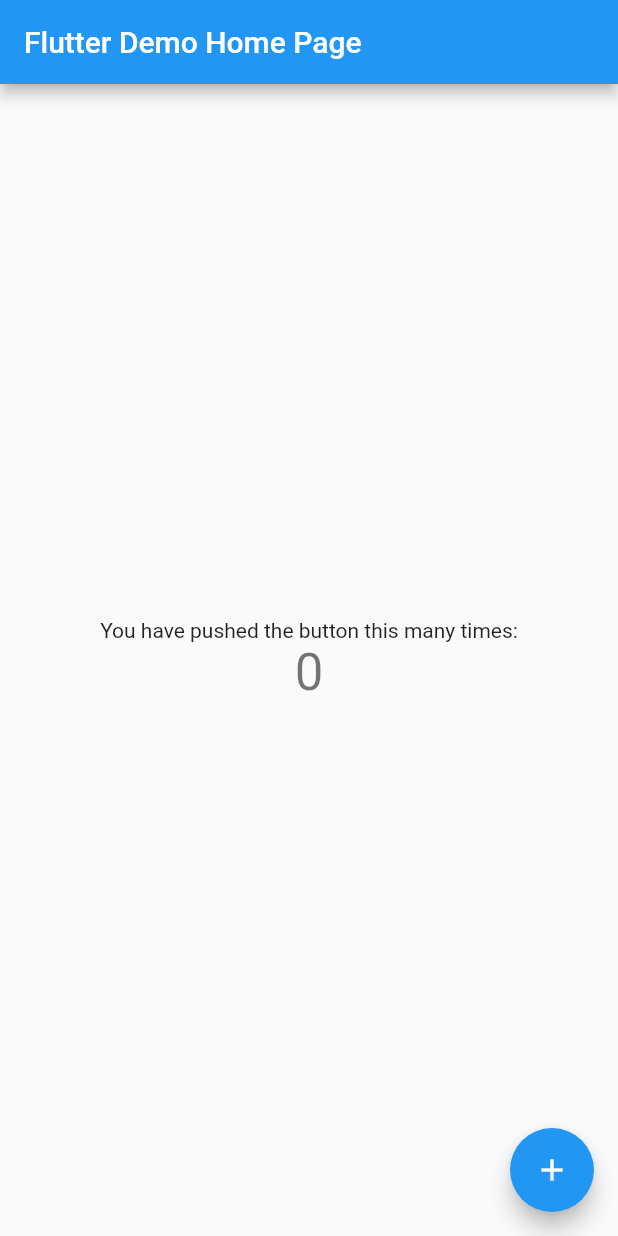
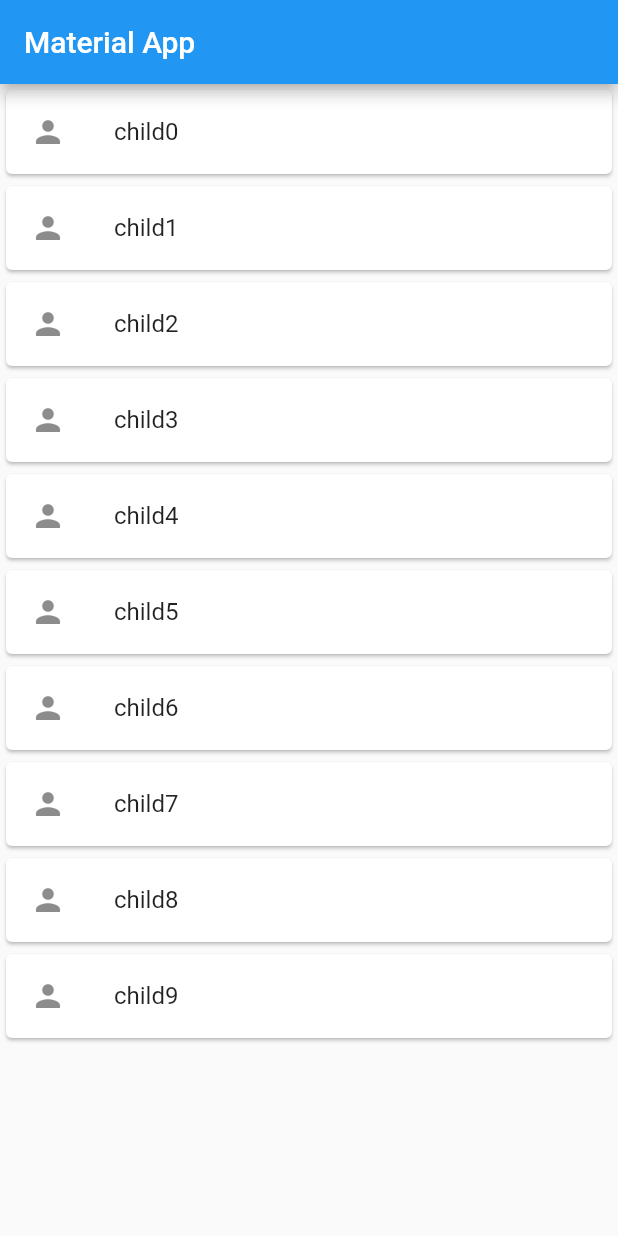
Before and after one commit to lv-kit/header-flexible, a Flutter app: the screen it shows after launch, on a phone screen of 412 x 824 dp. Run offline on Flutter 3.47's test engine with Material 2 defaults, Android fonts, the phone set to English and light mode, and no system bars.

Commit message:
ListViewを作成し、画面タップ時に画面遷移するようにする

```diff
--- a/lib/main.dart
+++ b/lib/main.dart
@@ -1,109 +1,53 @@
 import 'package:flutter/material.dart';
+import 'package:header_fix/homePageDetail.dart';
 
 void main() => runApp(new MyApp());
 
 class MyApp extends StatelessWidget {
-  // This widget is the root of your application.
   @override
   Widget build(BuildContext context) {
     return new MaterialApp(
       title: 'Flutter Demo',
       theme: new ThemeData(
-        // This is the theme of your application.
-        //
-        // Try running your application with "flutter run". You'll see the
-        // application has a blue toolbar. Then, without quitting the app, try
-        // changing the primarySwatch below to Colors.green and then invoke
-        // "hot reload" (press "r" in the console where you ran "flutter run",
-        // or press Run > Flutter Hot Reload in IntelliJ). Notice that the
-        // counter didn't reset back to zero; the application is not restarted.
-        primarySwatch: Colors.blue,
+        primarySwatch: Colors.blue
       ),
-      home: new MyHomePage(title: 'Flutter Demo Home Page'),
+      home: new MyHomePage(),
     );
   }
 }
 
 class MyHomePage extends StatefulWidget {
-  MyHomePage({Key key, this.title}) : super(key: key);
-
-  // This widget is the home page of your application. It is stateful, meaning
-  // that it has a State object (defined below) that contains fields that affect
-  // how it looks.
-
-  // This class is the configuration for the state. It holds the values (in this
-  // case the title) provided by the parent (in this case the App widget) and
-  // used by the build method of the State. Fields in a Widget subclass are
-  // always marked "final".
-
-  final String title;
-
   @override
   _MyHomePageState createState() => new _MyHomePageState();
 }
 
 class _MyHomePageState extends State<MyHomePage> {
-  int _counter = 0;
-
-  void _incrementCounter() {
-    setState(() {
-      // This call to setState tells the Flutter framework that something has
-      // changed in this State, which causes it to rerun the build method below
-      // so that the display can reflect the updated values. If we changed
-      // _counter without calling setState(), then the build method would not be
-      // called again, and so nothing would appear to happen.
-      _counter++;
-    });
-  }
-
   @override
   Widget build(BuildContext context) {
-    // This method is rerun every time setState is called, for instance as done
-    // by the _incrementCounter method above.
-    //
-    // The Flutter framework has been optimized to make rerunning build methods
-    // fast, so that you can just rebuild anything that needs updating rather
-    // than having to individually change instances of widgets.
     return new Scaffold(
       appBar: new AppBar(
-        // Here we take the value from the MyHomePage object that was created by
-        // the App.build method, and use it to set our appbar title.
-        title: new Text(widget.title),
+        title: new Text('Material App'),
       ),
       body: new Center(
-        // Center is a layout widget. It takes a single child and positions it
-        // in the middle of the parent.
-        child: new Column(
-          // Column is also layout widget. It takes a list of children and
-          // arranges them vertically. By default, it sizes itself to fit its
-          // children horizontally, and tries to be as tall as its parent.
-          //
-          // Invoke "debug paint" (press "p" in the console where you ran
-          // "flutter run", or select "Toggle Debug Paint" from the Flutter tool
-          // window in IntelliJ) to see the wireframe for each widget.
-          //
-          // Column has various properties to control how it sizes itself and
-          // how it positions its children. Here we use mainAxisAlignment to
-          // center the children vertically; the main axis here is the vertical
-          // axis because Columns are vertical (the cross axis would be
-          // horizontal).
-          mainAxisAlignment: MainAxisAlignment.center,
-          children: <Widget>[
-            new Text(
-              'You have pushed the button this many times:',
-            ),
-            new Text(
-              '$_counter',
-              style: Theme.of(context).textTheme.display1,
-            ),
-          ],
+        child: ListView(
+          children: List.generate(10, (index) {
+            return InkWell(
+              child: Card(
+                child: ListTile(
+                  title: Text("child$index"),
+                  leading: Icon(Icons.person),
+                ),
+              ),
+              onTap: () {
+                Navigator.push(
+                    context,
+                    MaterialPageRoute(
+                        builder: (context) => MyHomePageDetail("child$index")));
+              },
+            );
+          }),
         ),
       ),
-      floatingActionButton: new FloatingActionButton(
-        onPressed: _incrementCounter,
-        tooltip: 'Increment',
-        child: new Icon(Icons.add),
-      ), // This trailing comma makes auto-formatting nicer for build methods.
     );
   }
 }
```
Also changed, not shown: lib/homePageDetail.dart (added, +27 -0 lines).
